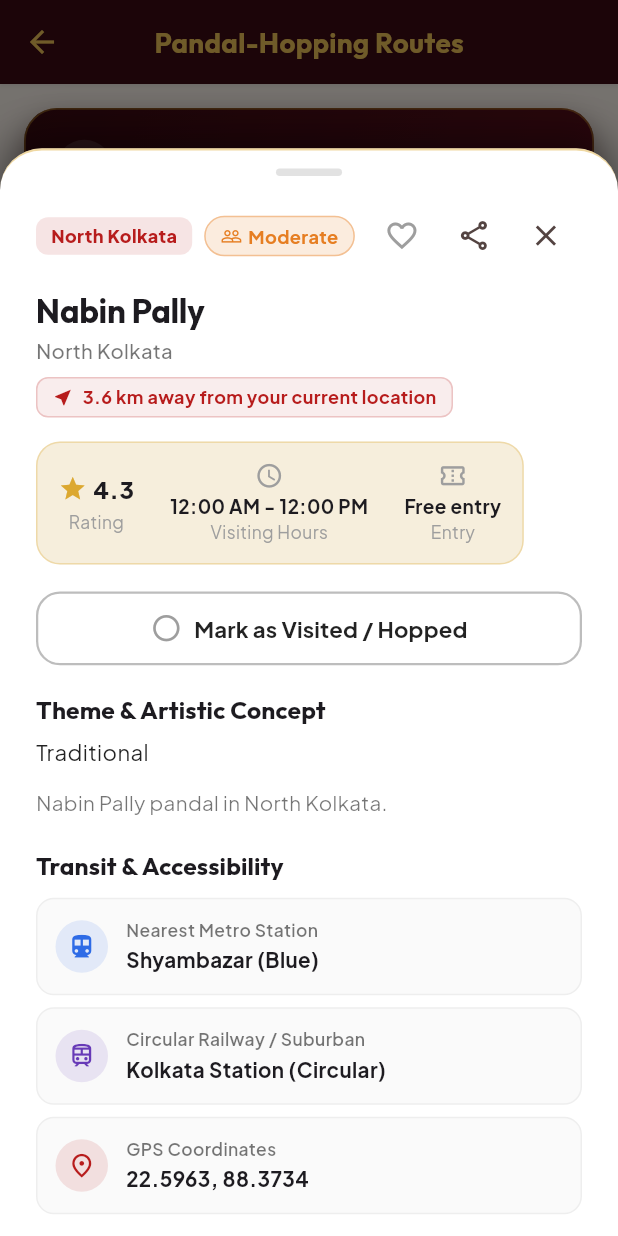
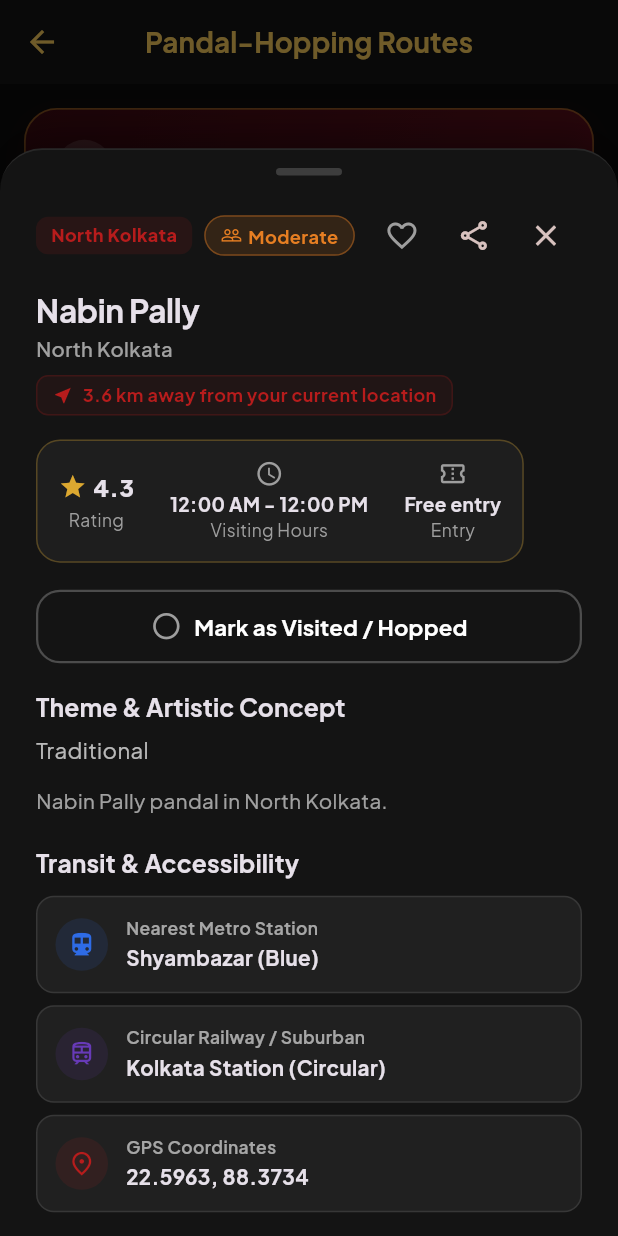
Before and after one commit to Arnab-apk/Hopping_Guide, a Flutter app: the RoutesScreen screen opened by its route, after a tap on an icon or button, on a phone screen of 412 x 824 dp. Run offline on Flutter 3.47's test engine with Material 3 defaults, Android fonts, the phone set to English and light mode, and no system bars; our stand-ins replace cloud_firestore, firebase_auth, firebase_core, firebase_database, flutter_map, geolocator and 5 more; accounts and stored records are empty; generated files the repository leaves out were written again; network calls fail.

Commit message:
feat: enable Pure Minimalist OLED Dark mode by default with Plus Jakarta Sans typography

```diff
--- a/app/lib/app.dart
+++ b/app/lib/app.dart
@@ -21,7 +21,7 @@
       debugShowCheckedModeBanner: false,
       theme: appTheme,
       darkTheme: appDarkTheme,
-      themeMode: ThemeMode.system,
+      themeMode: ThemeMode.dark,
       scrollBehavior: const MaterialScrollBehavior().copyWith(
         physics: const BouncingScrollPhysics(
           parent: AlwaysScrollableScrollPhysics(),
--- a/app/lib/config/theme.dart
+++ b/app/lib/config/theme.dart
@@ -18,11 +18,12 @@
   static const Color goldBright = Color(0xFFF3C759);
   static const Color goldSoft = Color(0xFFF6EEDC);
 
-  // Surfaces & Backgrounds
+  // Surfaces & Backgrounds (Pure Minimalist OLED Dark & Clean Ivory)
   static const Color ivoryBg = Color(0xFFFFF8F0);
-  static const Color nightBg = Color(0xFF140306);
-  static const Color nightCard = Color(0xFF22070C);
-  static const Color nightSurface = Color(0xFF2E0C12);
+  static const Color nightBg = Color(0xFF0A0A0A);
+  static const Color nightCard = Color(0xFF141414);
+  static const Color nightSurface = Color(0xFF1E1E1E);
+  static const Color nightBorder = Color(0xFF282828);
 
   // Status & Badges
   static const Color crowdLow = Color(0xFF3FA34D);
@@ -55,7 +56,7 @@
         shadowColor: Colors.black26,
         iconTheme: const IconThemeData(color: PujaColors.goldBright),
         actionsIconTheme: const IconThemeData(color: PujaColors.goldBright),
-        titleTextStyle: GoogleFonts.outfit(
+        titleTextStyle: GoogleFonts.plusJakartaSans(
           color: PujaColors.goldBright,
           fontSize: 18.5,
           fontWeight: FontWeight.w700,
@@ -148,13 +149,13 @@
       ),
     );
 
-/// Dark theme matching Theme 1 (Deep Burgundy Night & Sacred Gold)
+/// Dark theme: Pure Minimalist OLED Dark (#0A0A0A) & Sacred Gold Accents
 ThemeData get appDarkTheme => ThemeData(
       useMaterial3: true,
       brightness: Brightness.dark,
       colorScheme: ColorScheme.fromSeed(
         seedColor: PujaColors.durgaRed,
-        primary: PujaColors.durgaRed,
+        primary: PujaColors.durgaRedLight,
         secondary: PujaColors.goldBright,
         surface: PujaColors.nightCard,
         brightness: Brightness.dark,
@@ -163,72 +164,71 @@
       textTheme: GoogleFonts.plusJakartaSansTextTheme(ThemeData.dark().textTheme),
       appBarTheme: AppBarTheme(
         centerTitle: true,
-        backgroundColor: PujaColors.crimsonVelvet,
+        backgroundColor: PujaColors.nightCard,
         foregroundColor: PujaColors.goldBright,
-        elevation: 1,
-        shadowColor: Colors.black45,
+        elevation: 0,
+        shadowColor: Colors.transparent,
         iconTheme: const IconThemeData(color: PujaColors.goldBright),
         actionsIconTheme: const IconThemeData(color: PujaColors.goldBright),
-        titleTextStyle: GoogleFonts.outfit(
+        titleTextStyle: GoogleFonts.plusJakartaSans(
           color: PujaColors.goldBright,
           fontSize: 18.5,
           fontWeight: FontWeight.w700,
-          letterSpacing: 0.2,
+          letterSpacing: 0.1,
         ),
       ),
       cardTheme: CardThemeData(
         color: PujaColors.nightCard,
-        elevation: 2,
-        shadowColor: Colors.black.withValues(alpha: 0.5),
+        elevation: 0,
+        shadowColor: Colors.transparent,
         shape: RoundedRectangleBorder(
-          borderRadius: BorderRadius.circular(18),
-          side: BorderSide(
-            color: PujaColors.festivalGold.withValues(alpha: 0.3),
+          borderRadius: BorderRadius.circular(16),
+          side: const BorderSide(
+            color: PujaColors.nightBorder,
             width: 1,
           ),
         ),
       ),
       chipTheme: ChipThemeData(
         backgroundColor: PujaColors.nightCard,
-        selectedColor: PujaColors.crimsonVelvet,
-        secondarySelectedColor: PujaColors.crimsonVelvet,
+        selectedColor: PujaColors.nightSurface,
+        secondarySelectedColor: PujaColors.nightSurface,
         labelStyle: const TextStyle(fontWeight: FontWeight.w600, color: Colors.white70, fontSize: 12),
         secondaryLabelStyle: const TextStyle(fontWeight: FontWeight.w700, color: PujaColors.goldBright, fontSize: 12),
-        side: BorderSide(color: PujaColors.festivalGold.withValues(alpha: 0.35), width: 1),
+        side: const BorderSide(color: PujaColors.nightBorder, width: 1),
         shape: const StadiumBorder(),
       ),
       floatingActionButtonTheme: FloatingActionButtonThemeData(
-        backgroundColor: PujaColors.crimsonVelvet,
+        backgroundColor: PujaColors.nightSurface,
         foregroundColor: PujaColors.goldBright,
-        elevation: 4,
+        elevation: 2,
         shape: RoundedRectangleBorder(
-          borderRadius: BorderRadius.circular(18),
-          side: BorderSide(color: PujaColors.festivalGold.withValues(alpha: 0.4), width: 1.2),
+          borderRadius: BorderRadius.circular(16),
+          side: const BorderSide(color: PujaColors.nightBorder, width: 1.2),
         ),
       ),
       elevatedButtonTheme: ElevatedButtonThemeData(
         style: ElevatedButton.styleFrom(
-          backgroundColor: PujaColors.crimsonVelvet,
+          backgroundColor: PujaColors.nightSurface,
           foregroundColor: PujaColors.goldBright,
-          elevation: 2,
+          elevation: 0,
           padding: const EdgeInsets.symmetric(horizontal: 24, vertical: 14),
           shape: RoundedRectangleBorder(
-            borderRadius: BorderRadius.circular(16),
-            side: BorderSide(color: PujaColors.festivalGold.withValues(alpha: 0.4)),
+            borderRadius: BorderRadius.circular(14),
+            side: const BorderSide(color: PujaColors.nightBorder),
           ),
           textStyle: const TextStyle(
-            fontSize: 15,
+            fontSize: 14.5,
             fontWeight: FontWeight.w700,
           ),
         ),
       ),
       filledButtonTheme: FilledButtonThemeData(
         style: FilledButton.styleFrom(
-          backgroundColor: PujaColors.crimsonVelvet,
-          foregroundColor: PujaColors.goldBright,
+          backgroundColor: PujaColors.durgaRed,
+          foregroundColor: Colors.white,
           shape: RoundedRectangleBorder(
-            borderRadius: BorderRadius.circular(16),
-            side: BorderSide(color: PujaColors.festivalGold.withValues(alpha: 0.3)),
+            borderRadius: BorderRadius.circular(14),
           ),
           textStyle: const TextStyle(fontWeight: FontWeight.w700),
         ),
@@ -236,8 +236,8 @@
       outlinedButtonTheme: OutlinedButtonThemeData(
         style: OutlinedButton.styleFrom(
           foregroundColor: PujaColors.goldBright,
-          side: BorderSide(color: PujaColors.festivalGold.withValues(alpha: 0.4), width: 1.2),
-          shape: RoundedRectangleBorder(borderRadius: BorderRadius.circular(16)),
+          side: const BorderSide(color: PujaColors.nightBorder, width: 1.2),
+          shape: RoundedRectangleBorder(borderRadius: BorderRadius.circular(14)),
         ),
       ),
       pageTransitionsTheme: const PageTransitionsTheme(
@@ -249,15 +249,15 @@
           TargetPlatform.linux: CupertinoPageTransitionsBuilder(),
         },
       ),
-      splashColor: PujaColors.festivalGold.withValues(alpha: 0.15),
-      highlightColor: PujaColors.festivalGold.withValues(alpha: 0.08),
+      splashColor: PujaColors.festivalGold.withValues(alpha: 0.12),
+      highlightColor: PujaColors.festivalGold.withValues(alpha: 0.05),
       bottomNavigationBarTheme: const BottomNavigationBarThemeData(
-        backgroundColor: PujaColors.crimsonVelvet,
+        backgroundColor: PujaColors.nightCard,
         selectedItemColor: PujaColors.goldBright,
-        unselectedItemColor: Color(0xFFA0A0A0),
-        selectedLabelStyle: TextStyle(fontWeight: FontWeight.w800, fontSize: 12),
-        unselectedLabelStyle: TextStyle(fontWeight: FontWeight.w500, fontSize: 12),
+        unselectedItemColor: Color(0xFF888888),
+        selectedLabelStyle: TextStyle(fontWeight: FontWeight.w800, fontSize: 11.5),
+        unselectedLabelStyle: TextStyle(fontWeight: FontWeight.w500, fontSize: 11),
         type: BottomNavigationBarType.fixed,
-        elevation: 12,
+        elevation: 0,
       ),
     );
--- a/app/lib/screens/main_navigation_screen.dart
+++ b/app/lib/screens/main_navigation_screen.dart
@@ -99,16 +99,16 @@
       ),
       bottomNavigationBar: Container(
         decoration: BoxDecoration(
-          color: isDark ? PujaColors.crimsonVelvet : Colors.white,
+          color: isDark ? PujaColors.nightCard : Colors.white,
           border: Border(
             top: BorderSide(
-              color: PujaColors.festivalGold.withValues(alpha: isDark ? 0.35 : 0.25),
-              width: 1.2,
+              color: isDark ? PujaColors.nightBorder : PujaColors.festivalGold.withValues(alpha: 0.25),
+              width: 1.0,
             ),
           ),
           boxShadow: [
             BoxShadow(
-              color: isDark ? Colors.black54 : PujaColors.crimsonVelvet.withValues(alpha: 0.12),
+              color: isDark ? Colors.black45 : PujaColors.crimsonVelvet.withValues(alpha: 0.12),
               blurRadius: 16,
               offset: const Offset(0, -3),
             ),
--- a/app/lib/screens/map_screen.dart
+++ b/app/lib/screens/map_screen.dart
@@ -910,12 +910,12 @@
         return Container(
           padding: const EdgeInsets.fromLTRB(20, 12, 20, 24),
           decoration: BoxDecoration(
-            color: isDark ? const Color(0xFF1C090D) : Colors.white,
+            color: isDark ? PujaColors.nightCard : Colors.white,
             borderRadius: const BorderRadius.vertical(top: Radius.circular(24)),
             border: Border(
               top: BorderSide(
-                color: PujaColors.festivalGold.withValues(alpha: 0.5),
-                width: 1.5,
+                color: isDark ? PujaColors.nightBorder : PujaColors.festivalGold.withValues(alpha: 0.5),
+                width: 1.2,
               ),
             ),
             boxShadow: const [
@@ -971,7 +971,7 @@
                         children: [
                           Text(
                             f.name,
-                            style: GoogleFonts.outfit(
+                            style: GoogleFonts.plusJakartaSans(
                               fontSize: 18,
                               fontWeight: FontWeight.w800,
                               color: isDark ? Colors.white : Colors.black87,
--- a/app/lib/screens/welcome_screen.dart
+++ b/app/lib/screens/welcome_screen.dart
@@ -211,7 +211,7 @@
                         ).createShader(bounds),
                         child: Text(
                           'Kolkata Puja',
-                          style: GoogleFonts.outfit(
+                          style: GoogleFonts.plusJakartaSans(
                             fontSize: isCompact ? 32 : 38,
                             fontWeight: FontWeight.w800,
                             letterSpacing: 0.6,
@@ -538,7 +538,7 @@
         children: [
           Text(
             value,
-            style: GoogleFonts.outfit(
+            style: GoogleFonts.plusJakartaSans(
               color: PujaColors.festivalGold,
               fontSize: context.dynamicFont(22),
               fontWeight: FontWeight.w800,
--- a/app/lib/widgets/app_tutorial_dialog.dart
+++ b/app/lib/widgets/app_tutorial_dialog.dart
@@ -182,11 +182,11 @@
       child: Container(
         constraints: const BoxConstraints(maxWidth: 440, maxHeight: 600),
         decoration: BoxDecoration(
-          color: isDark ? const Color(0xFF1C090D) : Colors.white,
+          color: isDark ? PujaColors.nightCard : Colors.white,
           borderRadius: BorderRadius.circular(26),
           border: Border.all(
-            color: PujaColors.festivalGold.withValues(alpha: 0.45),
-            width: 1.5,
+            color: isDark ? PujaColors.nightBorder : PujaColors.festivalGold.withValues(alpha: 0.45),
+            width: 1.2,
           ),
           boxShadow: [
             BoxShadow(
@@ -284,7 +284,7 @@
                           Text(
                             step.title,
                             textAlign: TextAlign.center,
-                            style: GoogleFonts.outfit(
+                            style: GoogleFonts.plusJakartaSans(
                               fontSize: context.dynamicFont(20),
                               fontWeight: FontWeight.w800,
                               letterSpacing: -0.2,
--- a/app/lib/widgets/pandal_detail_sheet.dart
+++ b/app/lib/widgets/pandal_detail_sheet.dart
@@ -83,8 +83,8 @@
         borderRadius: const BorderRadius.vertical(top: Radius.circular(28)),
         border: Border(
           top: BorderSide(
-            color: PujaColors.festivalGold.withValues(alpha: 0.45),
-            width: 1.5,
+            color: isDark ? PujaColors.nightBorder : PujaColors.festivalGold.withValues(alpha: 0.45),
+            width: 1.2,
           ),
         ),
         boxShadow: const [
@@ -180,8 +180,8 @@
                   // Pandal Name
                   Text(
                     pandal.name,
-                    style: GoogleFonts.outfit(
-                      fontSize: 22,
+                    style: GoogleFonts.plusJakartaSans(
+                      fontSize: 21,
                       fontWeight: FontWeight.w700,
                       letterSpacing: -0.2,
                       height: 1.25,
@@ -348,7 +348,7 @@
                   // Theme / Concept Description
                   Text(
                     'Theme & Artistic Concept',
-                    style: GoogleFonts.outfit(
+                    style: GoogleFonts.plusJakartaSans(
                       fontSize: context.dynamicFont(15.5),
                       fontWeight: FontWeight.w700,
                       letterSpacing: 0.1,
@@ -381,7 +381,7 @@
                   // Transit & Metro Information
                   Text(
                     'Transit & Accessibility',
-                    style: GoogleFonts.outfit(
+                    style: GoogleFonts.plusJakartaSans(
                       fontSize: context.dynamicFont(15.5),
                       fontWeight: FontWeight.w700,
                       letterSpacing: 0.1,
```
